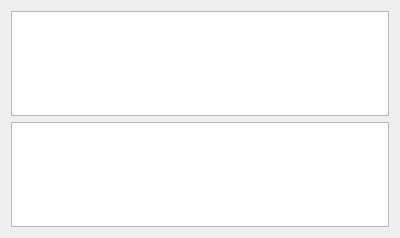
This is formcfgruleset.ui in newey499/qiptables as Qt 5 draws it before an edit. The edited form follows.
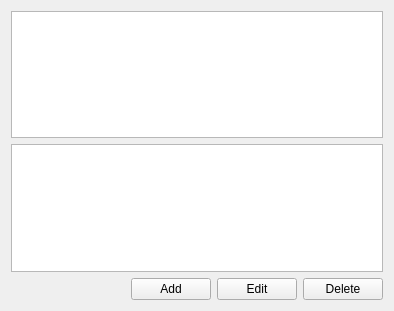
This is the edited form. Custom widgets are drawn as their Qt base class.

Commit message: Class FormCfgRuleset working ok

Patch:
```diff
--- a/formcfgruleset.ui
+++ b/formcfgruleset.ui
@@ -6,8 +6,8 @@
    <rect>
     <x>0</x>
     <y>0</y>
-    <width>400</width>
-    <height>238</height>
+    <width>394</width>
+    <height>311</height>
    </rect>
   </property>
   <property name="windowTitle">
@@ -20,8 +20,53 @@
    <item>
     <widget class="QPlainTextEdit" name="edtRuleSet"/>
    </item>
+   <item>
+    <layout class="QHBoxLayout" name="horizontalLayout">
+     <item>
+      <spacer name="horizontalSpacer">
+       <property name="orientation">
+        <enum>Qt::Horizontal</enum>
+       </property>
+       <property name="sizeHint" stdset="0">
+        <size>
+         <width>40</width>
+         <height>20</height>
+        </size>
+       </property>
+      </spacer>
+     </item>
+     <item>
+      <widget class="QPushButton" name="btnAdd">
+       <property name="text">
+        <string>Add</string>
+       </property>
+      </widget>
+     </item>
+     <item>
+      <widget class="QPushButton" name="btnEdit">
+       <property name="text">
+        <string>Edit</string>
+       </property>
+      </widget>
+     </item>
+     <item>
+      <widget class="QPushButton" name="btnDelete">
+       <property name="text">
+        <string>Delete</string>
+       </property>
+      </widget>
+     </item>
+    </layout>
+   </item>
   </layout>
  </widget>
+ <customwidgets>
+  <customwidget>
+   <class>RulesetTableView</class>
+   <extends>QTableView</extends>
+   <header>rulesettableview.h</header>
+  </customwidget>
+ </customwidgets>
  <resources/>
  <connections/>
 </ui>
```
Left out of the diff: 2 changed lines with no effect on the pictures. The commit also changes 6 other files.
